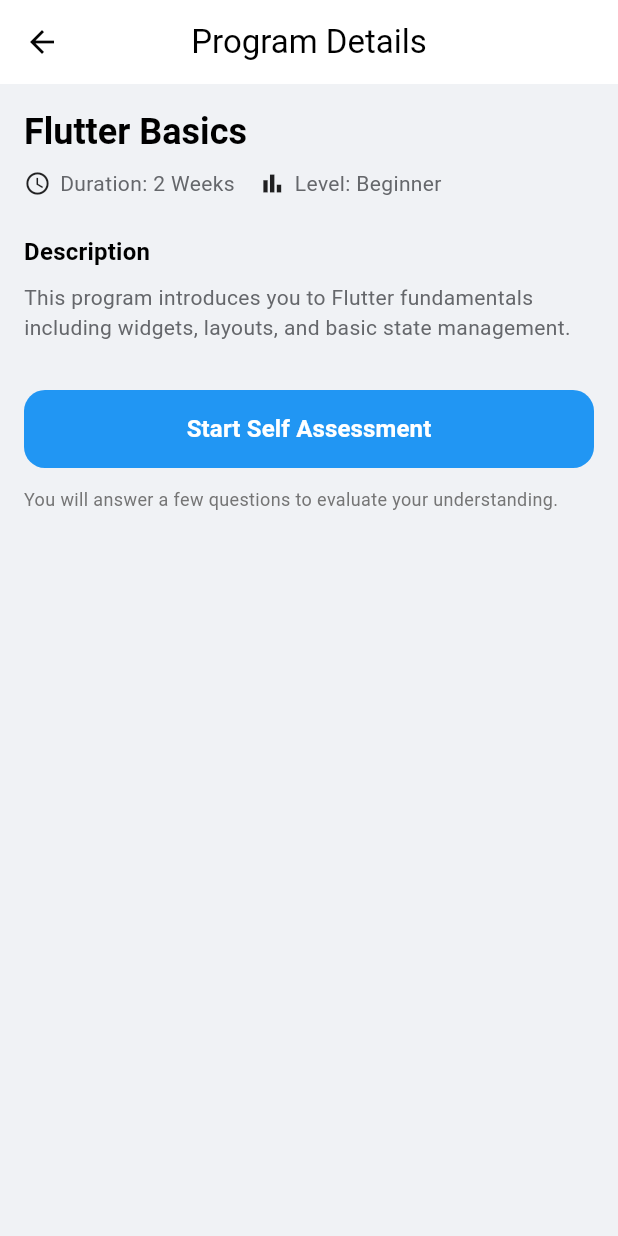
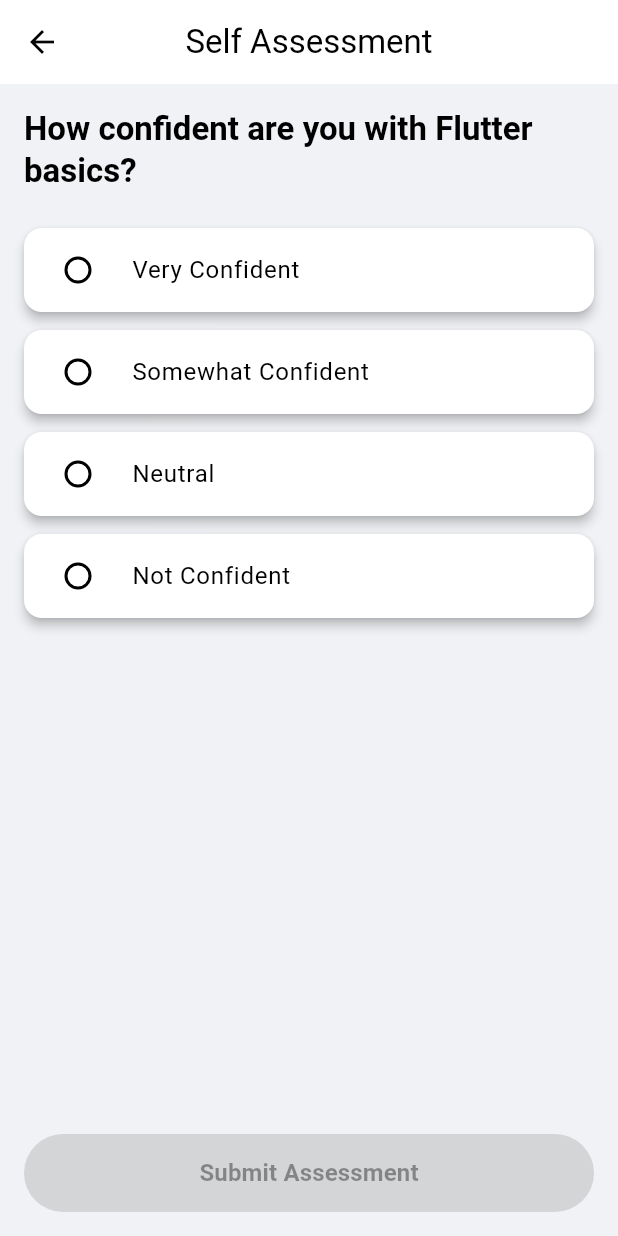
Before and after one commit to fredsuomie/TEAM-17-EXCELERATE-INTERN-PROJ, a Flutter app: the ProgramDetailScreen screen opened directly, after a tap on "Start Self Assessment", on a phone screen of 412 x 824 dp. Run offline on Flutter 3.47's test engine with Material 3 defaults, Android fonts, the phone set to English and light mode, and no system bars.

Commit message:
Add self assessment screen UI

```diff
--- a/lib/screens/program_detail_screen.dart
+++ b/lib/screens/program_detail_screen.dart
@@ -1,4 +1,6 @@
 import 'package:flutter/material.dart';
+import 'package:learnsphere/screens/self_assessment_screen.dart';
+
 
 class ProgramDetailScreen extends StatelessWidget {
   const ProgramDetailScreen({super.key});
@@ -66,9 +68,17 @@ class ProgramDetailScreen extends StatelessWidget {
                 color: Theme.of(context).colorScheme.primary,
               ),
               child: TextButton(
+                // Navigation to Self Assessment will be added later
                 onPressed: () {
-                  // Navigation to Self Assessment will be added later
+                  Navigator.push(
+                    context,
+                    MaterialPageRoute(
+                      builder: (_) => const SelfAssessmentScreen(),
+                    ),
+                  );
                 },
+
+
                 child: const Text(
                   'Start Self Assessment',
                   style: TextStyle(
--- /dev/null
+++ b/lib/screens/self_assessment_screen.dart
@@ -0,0 +1,89 @@
+import 'package:flutter/material.dart';
+
+class SelfAssessmentScreen extends StatefulWidget {
+  const SelfAssessmentScreen({super.key});
+
+  @override
+  State<SelfAssessmentScreen> createState() => _SelfAssessmentScreenState();
+}
+
+class _SelfAssessmentScreenState extends State<SelfAssessmentScreen> {
+  int selectedOption = -1;
+
+  @override
+  Widget build(BuildContext context) {
+    final options = [
+      'Very Confident',
+      'Somewhat Confident',
+      'Neutral',
+      'Not Confident',
+    ];
+
+    return Scaffold(
+      appBar: AppBar(
+        title: const Text('Self Assessment'),
+        centerTitle: true,
+      ),
+      body: Padding(
+        padding: const EdgeInsets.all(16),
+        child: Column(
+          crossAxisAlignment: CrossAxisAlignment.start,
+          children: [
+            /// QUESTION
+            Text(
+              'How confident are you with Flutter basics?',
+              style: Theme.of(context).textTheme.titleLarge?.copyWith(
+                fontWeight: FontWeight.bold,
+              ),
+            ),
+
+            const SizedBox(height: 24),
+
+            /// OPTIONS
+            ...List.generate(options.length, (index) {
+              return Card(
+                elevation: 3,
+                margin: const EdgeInsets.only(bottom: 12),
+                shape: RoundedRectangleBorder(
+                  borderRadius: BorderRadius.circular(12),
+                ),
+                child: RadioListTile<int>(
+                  value: index,
+                  groupValue: selectedOption,
+                  title: Text(options[index]),
+                  onChanged: (value) {
+                    setState(() {
+                      selectedOption = value!;
+                    });
+                  },
+                ),
+              );
+            }),
+
+            const Spacer(),
+
+            /// SUBMIT BUTTON
+            SizedBox(
+              width: double.infinity,
+              height: 52,
+              child: ElevatedButton(
+                onPressed: selectedOption == -1
+                    ? null
+                    : () {
+                  // Navigation to Reflection will be added later
+                },
+                child: const Text(
+                  'Submit Assessment',
+                  style: TextStyle(
+                    fontSize: 16,
+                    fontWeight: FontWeight.bold,
+                  ),
+                ),
+              ),
+            ),
+          ],
+        ),
+      ),
+    );
+  }
+}
```
